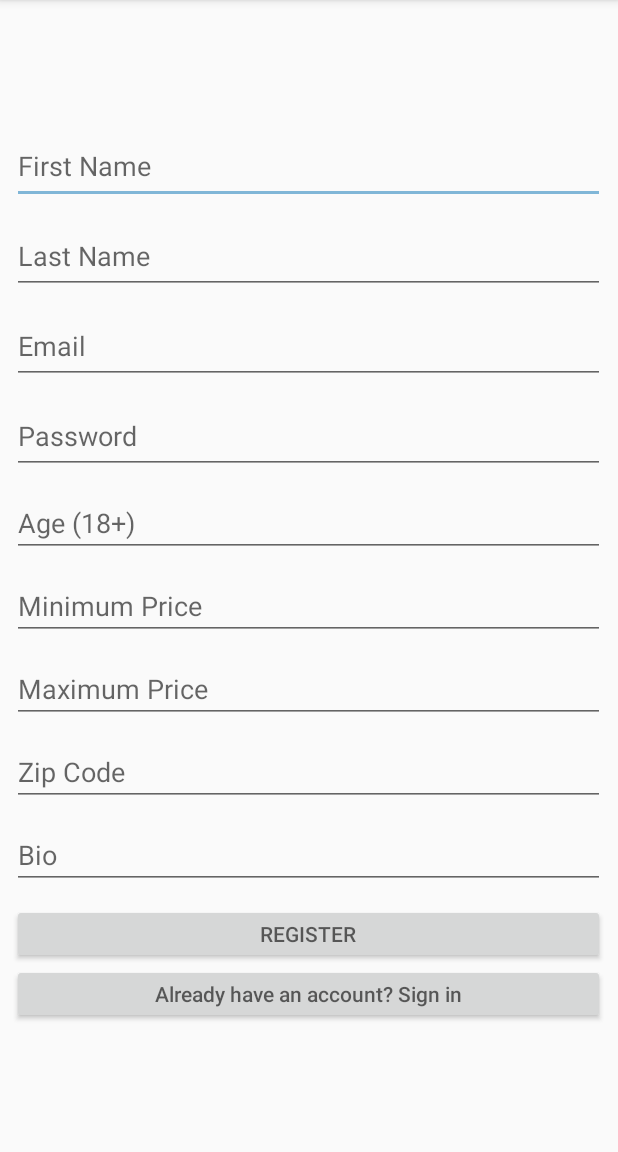
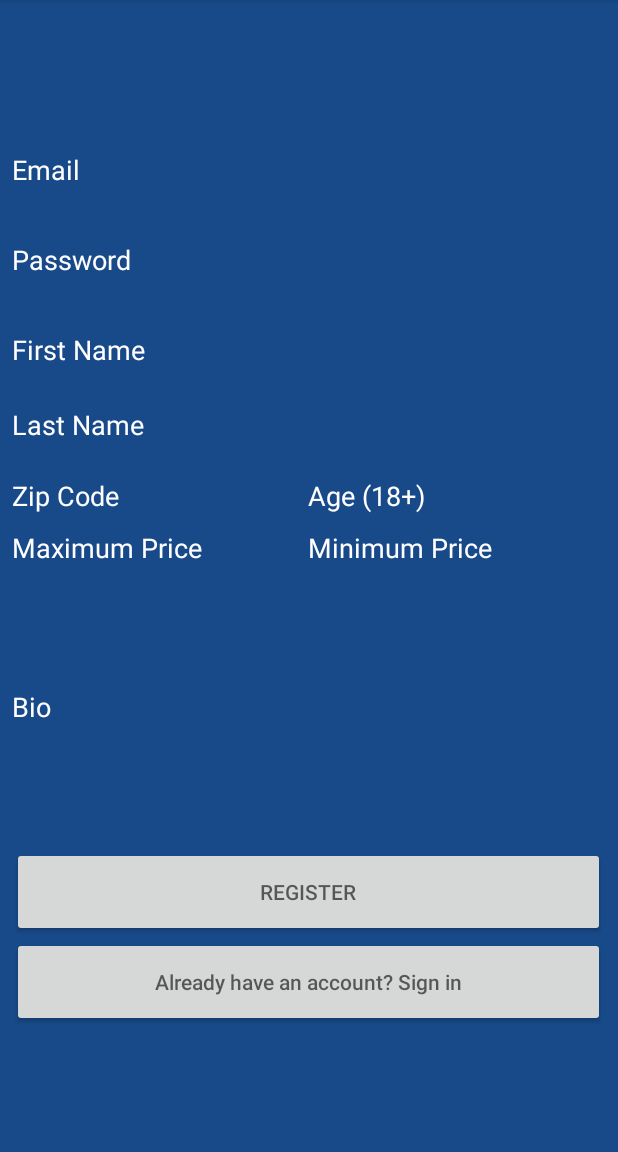
Before and after one commit to SamOstlund/Room8, an Android app: the registerActivity screen opened directly, with no data from a screen before it, on a phone screen of 412 x 824 dp, the part 84-1236 px from its top. Run offline under Robolectric (Android 15) with nearby library versions, the phone set to English and light mode, and no system bars; our stand-ins replace Firebase (no records; nobody signed in at launch, a user with empty details on screens opened directly).

Commit message:
Updated the registration page UI and some of the elements of the main page. Made all text white so that it is easier to read on the blue background.

```diff
--- a/app/src/main/res/layout/activity_login.xml
+++ b/app/src/main/res/layout/activity_login.xml
@@ -7,6 +7,8 @@
     android:layout_height="match_parent"
     android:background="#184a8a"
     android:gravity="center_horizontal"
+    android:textColor="@color/white"
+    android:textColorHint="#ffffff"
     android:orientation="vertical"
     android:paddingLeft="@dimen/activity_horizontal_margin"
     android:paddingTop="@dimen/activity_vertical_margin"
@@ -52,6 +54,8 @@
                     android:layout_height="wrap_content"
                     android:hint="@string/prompt_email"
                     android:inputType="textEmailAddress"
+                    android:textColor="@color/white"
+                    android:textColorHint="#ffffff"
                     android:maxLines="1"
                     android:singleLine="true" />
 
@@ -66,7 +70,8 @@
                     android:layout_width="match_parent"
                     android:layout_height="wrap_content"
                     android:hint="@string/prompt_password"
-                    android:textColorHint="@color/colorAccent"
+                    android:textColor="@color/white"
+                    android:textColorHint="#ffffff"
                     android:imeActionId="6"
                     android:imeActionLabel="@string/action_sign_in_short"
                     android:imeOptions="actionUnspecified"
--- a/app/src/main/res/layout/activity_register.xml
+++ b/app/src/main/res/layout/activity_register.xml
@@ -3,19 +3,21 @@
     xmlns:app="http://schemas.android.com/apk/res-auto"
     xmlns:tools="http://schemas.android.com/tools"
     android:layout_width="match_parent"
+    android:background="#184a8a"
     android:layout_height="match_parent"
     tools:context=".registerActivity"
     >
 
     <LinearLayout
         android:layout_width="395dp"
-        android:layout_height="715dp"
+        android:layout_height="711dp"
         android:layout_marginStart="8dp"
         android:layout_marginLeft="8dp"
         android:layout_marginTop="130dp"
         android:layout_marginEnd="8dp"
         android:layout_marginRight="8dp"
         android:layout_marginBottom="8dp"
+        android:background="#184a8a"
         android:orientation="vertical"
         app:layout_constraintBottom_toBottomOf="parent"
         app:layout_constraintEnd_toEndOf="parent"
@@ -23,94 +25,154 @@
         app:layout_constraintStart_toStartOf="parent"
         app:layout_constraintTop_toTopOf="parent"
         app:layout_constraintVertical_bias="0.521"
+
         >
+
+        <ScrollView
+            android:layout_width="match_parent"
+            android:layout_height="match_parent"
+            android:background="#184a8a"
+            tools:layout_editor_absoluteX="8dp"
+            tools:layout_editor_absoluteY="8dp">
+
+            <LinearLayout
+                android:layout_width="match_parent"
+                android:layout_height="wrap_content"
+                android:background="#184a8a"
+                android:orientation="vertical">
+
+                <EditText
+                    android:id="@+id/email"
+                    android:layout_width="match_parent"
+                    android:layout_height="50dp"
+                    android:layout_marginBottom="10dp"
+                    android:background="#184a8a"
+                    android:hint="Email"
+                    android:textColor="@color/white"
+                    android:textColorHint="#ffffff" />
+
+                <EditText
+                    android:id="@+id/password"
+                    android:layout_width="match_parent"
+                    android:layout_height="50dp"
+                    android:layout_marginBottom="10dp"
+                    android:background="#184a8a"
+                    android:hint="Password"
+                    android:textColor="@color/white"
+                    android:textColorHint="#ffffff" />
+
 
                 <EditText
                     android:id="@+id/firstName"
                     android:layout_width="match_parent"
                     android:layout_height="50dp"
+                    android:background="#184a8a"
                     android:hint="First Name"
-            android:layout_marginBottom="10dp"/>
+                    android:textColor="@color/white"
+                    android:textColorHint="#ffffff"
+                    tools:layout_editor_absoluteX="8dp" />
 
                 <EditText
                     android:id="@+id/lastName"
                     android:layout_width="match_parent"
                     android:layout_height="50dp"
+                    android:layout_marginBottom="10dp"
+                    android:background="#184a8a"
                     android:hint="Last Name"
-            android:layout_marginBottom="10dp"/>
+                    android:textColor="@color/white"
+                    android:textColorHint="#ffffff" />
+
+                <LinearLayout
+                    android:layout_width="match_parent"
+                    android:layout_height="match_parent"
+                    android:background="#184a8a"
+                    android:orientation="horizontal">
+
 
                     <EditText
-            android:id="@+id/email"
-            android:layout_width="match_parent"
-            android:layout_height="50dp"
-            android:hint="Email"
-            android:layout_marginBottom="10dp"/>
-
-        <EditText
-            android:id="@+id/password"
-            android:layout_width="match_parent"
-            android:layout_height="50dp"
-            android:hint="Password"
-            android:layout_marginBottom="10dp"/>
+                        android:id="@+id/zip"
+                        android:layout_width="197.5dp"
+                        android:layout_height="wrap_content"
+                        android:layout_marginBottom="10dp"
+                        android:autofillHints=""
+                        android:background="#184a8a"
+                        android:ems="10"
+                        android:hint="Zip Code"
+                        android:inputType="numberSigned"
+                        android:textColor="@color/white"
+                        android:textColorHint="#ffffff" />
 
                     <EditText
                         android:id="@+id/age"
-            android:layout_width="match_parent"
+                        android:layout_width="197dp"
                         android:layout_height="wrap_content"
                         android:layout_marginBottom="10dp"
                         android:autofillHints=""
+                        android:background="#184a8a"
                         android:ems="10"
                         android:hint="Age (18+)"
-            android:inputType="numberSigned" />
+                        android:inputType="numberSigned"
+                        android:textColor="@color/white"
+                        android:textColorHint="#ffffff" />
+                </LinearLayout>
+
+                <LinearLayout
+                    android:layout_width="match_parent"
+                    android:layout_height="match_parent"
+                    android:background="#184a8a"
+                    android:orientation="horizontal">
+
+                    <EditText
+                        android:id="@+id/maxprice"
+                        android:layout_width="197dp"
+                        android:layout_height="match_parent"
+                        android:layout_marginBottom="10dp"
+                        android:background="#184a8a"
+                        android:ems="10"
+                        android:hint="Maximum Price"
+                        android:inputType="numberSigned"
+                        android:textColor="@color/white"
+                        android:textColorHint="#ffffff" />
 
                     <EditText
                         android:id="@+id/minprice"
-            android:layout_width="match_parent"
+                        android:layout_width="197dp"
                         android:layout_height="wrap_content"
                         android:layout_marginBottom="10dp"
+                        android:background="#184a8a"
                         android:ems="10"
                         android:hint="Minimum Price"
-            android:inputType="numberSigned" />
-
-        <EditText
-            android:id="@+id/maxprice"
-            android:layout_width="match_parent"
-            android:layout_height="wrap_content"
-            android:layout_marginBottom="10dp"
-            android:ems="10"
-            android:hint="Maximum Price"
-            android:inputType="numberSigned" />
-
-        <EditText
-            android:id="@+id/zip"
-            android:layout_width="match_parent"
-            android:layout_height="wrap_content"
-            android:layout_marginBottom="10dp"
-            android:autofillHints=""
-            android:ems="10"
-            android:hint="Zip Code"
-            android:inputType="numberSigned" />
+                        android:inputType="numberSigned"
+                        android:textColor="@color/white"
+                        android:textColorHint="#ffffff" />
+                </LinearLayout>
 
                 <EditText
                     android:id="@+id/bio"
                     android:layout_width="match_parent"
-            android:layout_height="wrap_content"
+                    android:layout_height="167dp"
                     android:layout_marginBottom="10dp"
                     android:autofillHints=""
+                    android:background="#184a8a"
                     android:ems="10"
-            android:hint="Bio" />
+                    android:hint="Bio"
+                    android:textColor="@color/white"
+                    android:textColorHint="#ffffff" />
 
                 <Button
                     android:id="@+id/submitRegisterButton"
                     android:layout_width="match_parent"
-            android:layout_height="40dp"
+                    android:layout_height="60dp"
                     android:hint="REGISTER" />
 
                 <Button
                     android:id="@+id/registerBack"
                     android:layout_width="match_parent"
-            android:layout_height="40dp"
+                    android:layout_height="60dp"
                     android:hint="Already have an account? Sign in" />
 
             </LinearLayout>
+        </ScrollView>
+    </LinearLayout>
+
 </android.support.constraint.ConstraintLayout>
```
Lines whose indentation alone changed are shown as unchanged.
